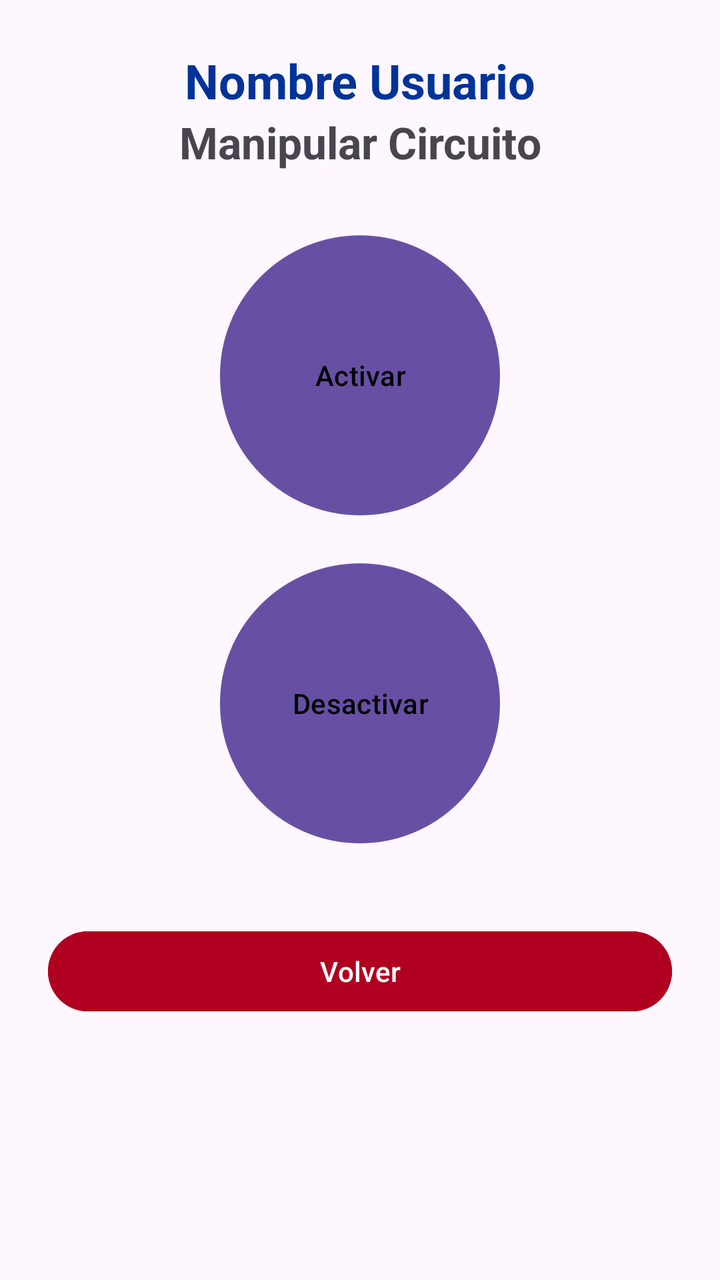
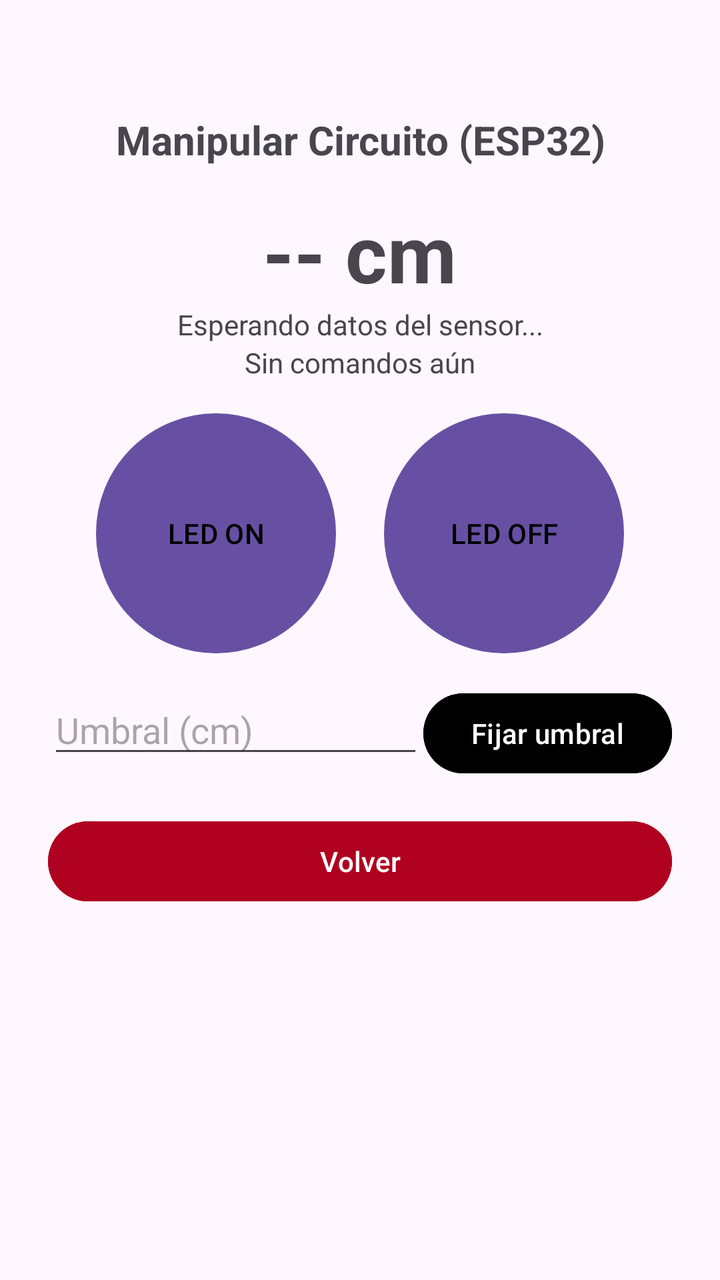

Screens rendered from an Android XML layout before and after an edit, with the pre-edit source and the edit as a unified diff.
<!-- AndroidManifest.xml: application theme Theme.AppIoT_U2 -->
<!-- res/layout/activity_manipular_circuito.xml -->
<LinearLayout xmlns:android="http://schemas.android.com/apk/res/android"
    android:orientation="vertical"
    android:layout_width="match_parent"
    android:layout_height="match_parent"
    android:padding="24dp"
    android:gravity="center_horizontal">

    <TextView
        android:id="@+id/tvUsuMan"
        android:layout_width="match_parent"
        android:layout_height="wrap_content"
        android:text="Nombre Usuario"
        android:textSize="24sp"
        android:textStyle="bold"
        android:gravity="center"
        android:textColor="#003399"/>

    <TextView
        android:layout_width="match_parent"
        android:layout_height="wrap_content"
        android:text="Manipular Circuito"
        android:textSize="22sp"
        android:textStyle="bold"
        android:gravity="center"
        android:layout_marginBottom="32dp"/>

    <Button
        android:id="@+id/btnActivar"
        android:layout_width="140dp"
        android:layout_height="140dp"
        android:background="@drawable/circulo"
        android:text="Activar"
        android:textColor="#000000"/>

    <Button
        android:id="@+id/btnDesactivar"
        android:layout_width="140dp"
        android:layout_height="140dp"
        android:background="@drawable/circulo"
        android:text="Desactivar"
        android:textColor="#000000"
        android:layout_marginTop="24dp"/>

    <Button
        android:id="@+id/btnVolver"
        android:layout_width="match_parent"
        android:layout_height="wrap_content"
        android:text="Volver"
        android:backgroundTint="#B00020"
        android:layout_marginTop="40dp"
        android:textColor="#FFFFFF"/>
</LinearLayout>
<!-- resources referenced by this layout -->
<resources>
  <!-- drawable circulo (drawable) -->
  <?xml version="1.0" encoding="utf-8"?>
  <shape xmlns:android="http://schemas.android.com/apk/res/android" android:shape="oval">
      <solid android:color="#DDDDDD"/>
      <stroke android:width="2dp" android:color="#999999"/>
  </shape>
  <style name="Theme.AppIoT_U2" parent="Base.Theme.AppIoT_U2" />
  <style name="Base.Theme.AppIoT_U2" parent="Theme.Material3.DayNight.NoActionBar">
          
          
      </style>
</resources>

<!-- the commit's change to res/layout/activity_manipular_circuito.xml (unified diff, before → after) -->
@@ -1,52 +1,16 @@
-<LinearLayout xmlns:android="http://schemas.android.com/apk/res/android"
-    android:orientation="vertical"
-    android:layout_width="match_parent"
-    android:layout_height="match_parent"
-    android:padding="24dp"
-    android:gravity="center_horizontal">
-
-    <TextView
-        android:id="@+id/tvUsuMan"
-        android:layout_width="match_parent"
-        android:layout_height="wrap_content"
-        android:text="Nombre Usuario"
-        android:textSize="24sp"
-        android:textStyle="bold"
-        android:gravity="center"
-        android:textColor="#003399"/>
-
-    <TextView
-        android:layout_width="match_parent"
-        android:layout_height="wrap_content"
-        android:text="Manipular Circuito"
-        android:textSize="22sp"
-        android:textStyle="bold"
-        android:gravity="center"
-        android:layout_marginBottom="32dp"/>
-
-    <Button
-        android:id="@+id/btnActivar"
-        android:layout_width="140dp"
-        android:layout_height="140dp"
-        android:background="@drawable/circulo"
-        android:text="Activar"
-        android:textColor="#000000"/>
-
-    <Button
-        android:id="@+id/btnDesactivar"
-        android:layout_width="140dp"
-        android:layout_height="140dp"
-        android:background="@drawable/circulo"
-        android:text="Desactivar"
-        android:textColor="#000000"
-        android:layout_marginTop="24dp"/>
-
-    <Button
-        android:id="@+id/btnVolver"
-        android:layout_width="match_parent"
-        android:layout_height="wrap_content"
-        android:text="Volver"
-        android:backgroundTint="#B00020"
-        android:layout_marginTop="40dp"
-        android:textColor="#FFFFFF"/>
+<LinearLayout xmlns:android="http://schemas.android.com/apk/res/android" android:orientation="vertical" android:layout_width="match_parent" android:layout_height="match_parent" android:padding="24dp" android:gravity="center_horizontal">
+    <TextView android:id="@+id/tvUsuMan" android:layout_width="match_parent" android:layout_height="wrap_content" android:textSize="24sp" android:textStyle="bold" android:gravity="center" android:textColor="#003399"/>
+    <TextView android:layout_width="match_parent" android:layout_height="wrap_content" android:text="Manipular Circuito (ESP32)" android:textSize="20sp" android:textStyle="bold" android:gravity="center"/>
+    <TextView android:id="@+id/tvDist" android:layout_width="wrap_content" android:layout_height="wrap_content" android:text="-- cm" android:textSize="40sp" android:textStyle="bold" android:layout_marginTop="16dp"/>
+    <TextView android:id="@+id/tvEstado" android:layout_width="match_parent" android:layout_height="wrap_content" android:gravity="center" android:text="Esperando datos del sensor..."/>
+    <TextView android:id="@+id/tvUltCmd" android:layout_width="match_parent" android:layout_height="wrap_content" android:gravity="center" android:text="Sin comandos aún" android:layout_marginBottom="16dp"/>
+    <LinearLayout android:orientation="horizontal" android:layout_width="wrap_content" android:layout_height="wrap_content">
+        <Button android:id="@+id/btnActivar" android:layout_width="120dp" android:layout_height="120dp" android:background="@drawable/circulo" android:text="LED ON" android:textColor="#000000"/>
+        <Button android:id="@+id/btnDesactivar" android:layout_width="120dp" android:layout_height="120dp" android:background="@drawable/circulo" android:text="LED OFF" android:textColor="#000000" android:layout_marginStart="24dp"/>
+    </LinearLayout>
+    <LinearLayout android:orientation="horizontal" android:layout_width="match_parent" android:layout_height="wrap_content" android:layout_marginTop="16dp">
+        <EditText android:id="@+id/etUmbral" android:layout_width="0dp" android:layout_weight="1" android:layout_height="wrap_content" android:hint="Umbral (cm)" android:inputType="number"/>
+        <Button android:id="@+id/btnUmbral" android:layout_width="wrap_content" android:layout_height="wrap_content" android:text="Fijar umbral" android:backgroundTint="#000000" android:textColor="#FFFFFF"/>
+    </LinearLayout>
+    <Button android:id="@+id/btnVolver" android:layout_width="match_parent" android:layout_height="wrap_content" android:text="Volver" android:backgroundTint="#B00020" android:textColor="#FFFFFF" android:layout_marginTop="16dp"/>
 </LinearLayout>
